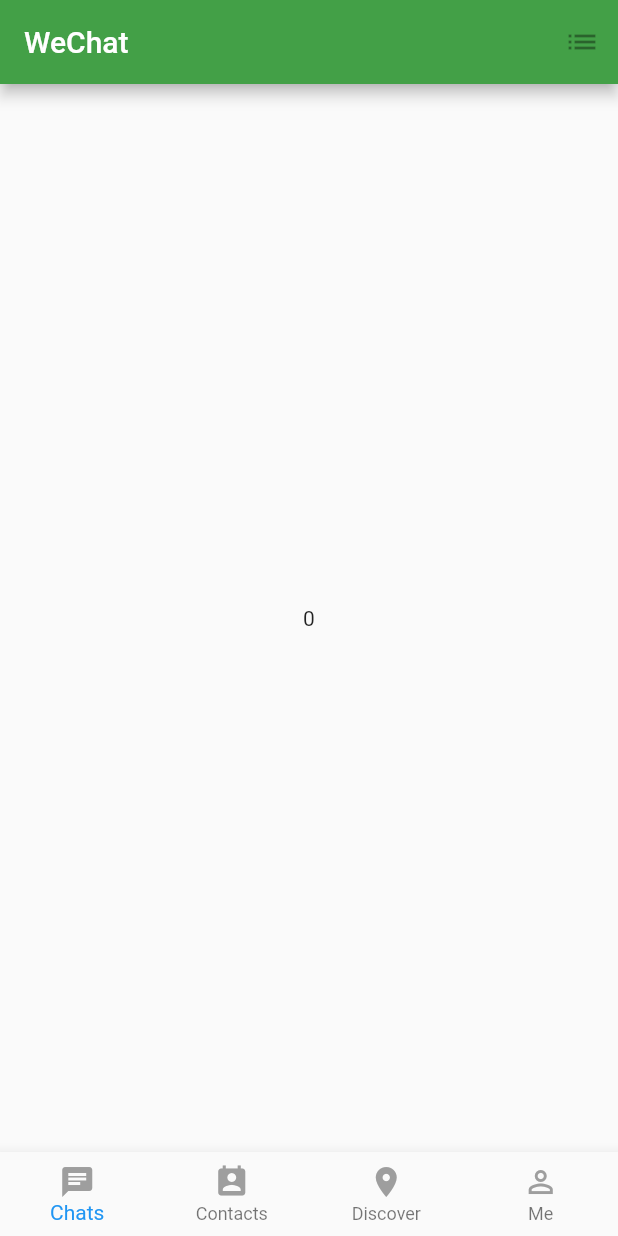
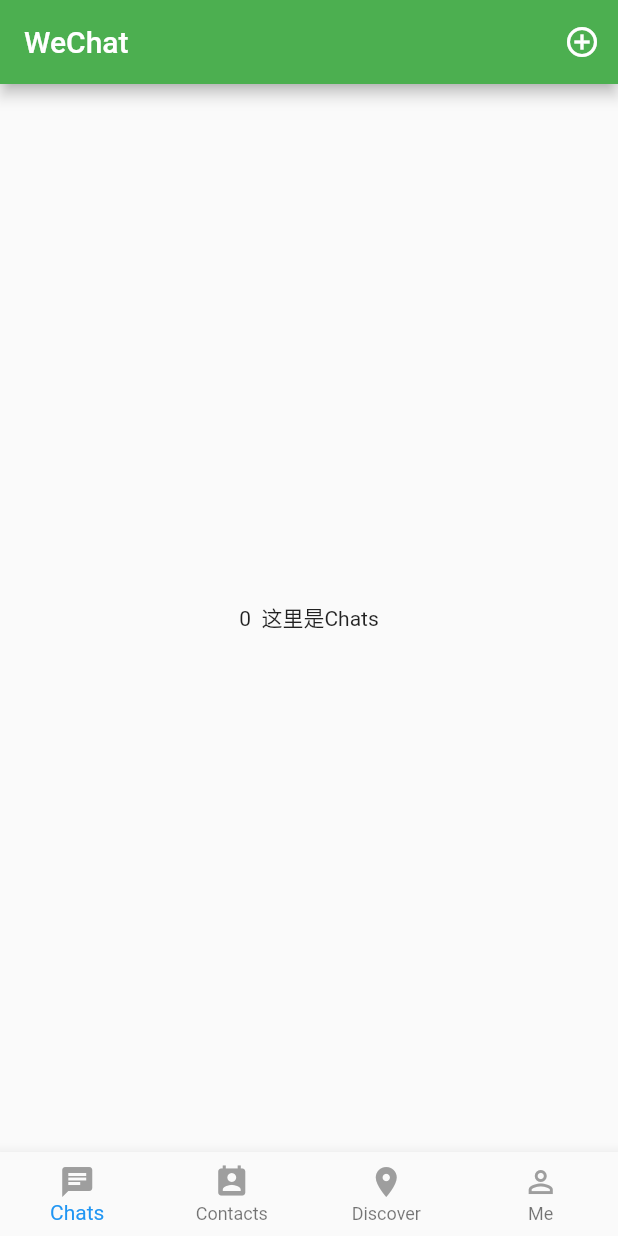
Before and after one commit to Linjiayu6/FlutterApp, a Flutter app: the screen it shows after launch, on a phone screen of 412 x 824 dp. Run offline on Flutter 3.47's test engine with Material 2 defaults, Android fonts, the phone set to English and light mode, and no system bars.

Commit message:
create all widgets

```diff
--- a/lib/main.dart
+++ b/lib/main.dart
@@ -1,22 +1,23 @@
 
 import 'package:flutter/material.dart';
 
-import 'pages/home.dart';
+import 'pages/index.dart';
 
-void main() => runApp(MyApp());
+void main() => runApp(MainApp());
 
-class MyApp extends StatelessWidget {
-  // This widget is the root of your application.
+class MainApp extends StatelessWidget {
   @override
   Widget build(BuildContext context) {
     return MaterialApp(
       title: 'Lin.JY APP',
+
       theme: ThemeData(
         brightness: Brightness.light,
-        primaryColor: Colors.green[600],
+        primaryColor: Colors.green,
       ),
+
       home: Center(
-        child: Home(),
+        child: Index(),
       )
     );
   }
--- /dev/null
+++ b/lib/pages/chats.dart
@@ -0,0 +1,24 @@
+
+import 'package:flutter/material.dart';
+
+class Chats extends StatefulWidget {
+  /**
+   * 这里类似React this.props.xxx 说明是从上级或者父组件传过来的
+   */
+  final String parentsProps;
+  Chats({
+    Key key,
+    this.parentsProps
+  }) : super(key: key);
+
+  ChatsState createState () => ChatsState();
+}
+
+class ChatsState extends State<Chats> {
+  @override
+  Widget build(BuildContext context) {
+    return Center(
+      child: Text(widget.parentsProps + '  这里是Chats')
+    );
+  }
+}
--- a/lib/pages/home.dart
+++ b/lib/pages/index.dart
@@ -5,17 +5,21 @@
 
 import 'package:flutter/material.dart';
 
-class Home extends StatefulWidget {
+import 'chats.dart';
+
+class Index extends StatefulWidget {
   @override
-  HomeState createState () => HomeState();
+  IndexState createState () => IndexState();
 }
 
-class HomeState extends State<Home> {
+class IndexState extends State<Index> {
+  // final List<String> textList = ['Chats', 'Contacts', 'Discover', 'Me'];
 
+  // TODO: How to optimize them?????
   final List<BottomNavigationBarItem> bottomNavigationBarList = [
     new BottomNavigationBarItem(
       icon: new Icon(Icons.chat,color: Colors.grey),
-      title: new Text("Chats"),
+      title: new Text('Chats'),
     ),
     new BottomNavigationBarItem(
       icon: new Icon(Icons.perm_contact_calendar,color: Colors.grey),
@@ -33,6 +37,11 @@ class HomeState extends State<Home> {
 
   // !!! 状态数据不要写到build里面
   int _currentIndex = 0;
+  void _onChange(int index) {
+    setState(() {
+      _currentIndex = index;
+    });
+  }
 
   @override
   Widget build(BuildContext context) {
@@ -43,16 +52,21 @@ class HomeState extends State<Home> {
         title: new Text('WeChat'),
         // 右边的icon
         actions: <Widget>[
-          new IconButton(icon: new Icon(Icons.list), onPressed: null),
+          new IconButton(
+            icon: new Icon(Icons.add_circle_outline),
+            onPressed: () {
+              print('Trigger icon on the right');
+            },
+          ),
         ],
       ),
 
 
       // 底部的导航button
       bottomNavigationBar: BottomNavigationBar(
-        items: bottomNavigationBarList,
         // Required
         type: BottomNavigationBarType.fixed,
+        items: bottomNavigationBarList,
         onTap: (int index) {
           setState(() {
             _currentIndex = index;
@@ -63,7 +77,10 @@ class HomeState extends State<Home> {
       ),
 
       body: Center(
-        child: Text(_currentIndex.toString())
+        // child: Text(_currentIndex.toString())
+        child: Chats(
+          parentsProps: _currentIndex.toString(),
+        ),
       )
     );
   }
```
Also changed, not shown: lib/pages/contacts.dart (added), lib/pages/discover.dart (added), lib/pages/me.dart (added).
